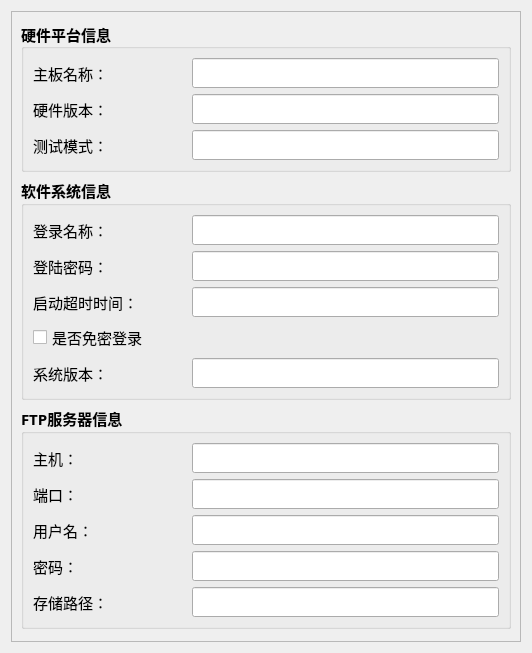
First picture: the form in PlatConfig/ui_platConfig.ui, repository 18330025939/LSAPT, before the edit.
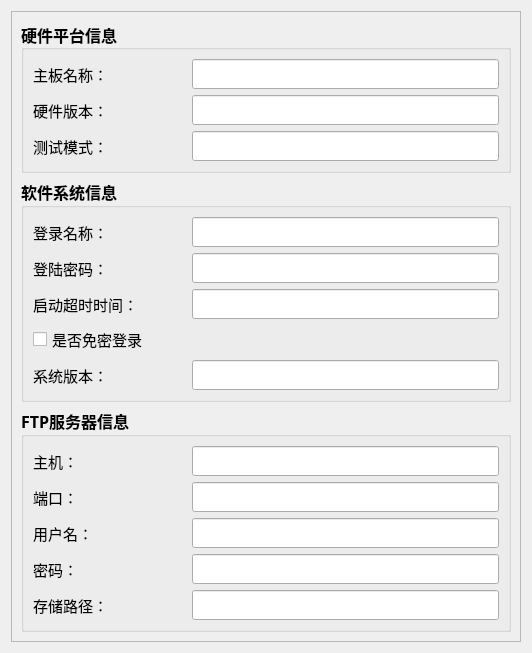
Second picture: the form after the edit.

Diff of the .ui file:
```diff
--- a/PlatConfig/ui_platConfig.ui
+++ b/PlatConfig/ui_platConfig.ui
@@ -52,7 +52,7 @@
         <property name="font">
          <font>
           <family>Agency FB</family>
-          <pointsize>11</pointsize>
+          <pointsize>12</pointsize>
           <weight>75</weight>
           <bold>true</bold>
          </font>
@@ -93,12 +93,16 @@
               <widget class="QLineEdit" name="editHwPlatform">
                <property name="font">
                 <font>
-                 <family>Agency FB</family>
+                 <family>宋体</family>
                  <pointsize>11</pointsize>
-                 <weight>75</weight>
-                 <bold>true</bold>
+                 <weight>50</weight>
+                 <italic>false</italic>
+                 <bold>false</bold>
                 </font>
                </property>
+               <property name="styleSheet">
+                <string notr="true">font: 11pt &quot;宋体&quot;;</string>
+               </property>
               </widget>
              </item>
             </layout>
@@ -124,12 +128,16 @@
               <widget class="QLineEdit" name="editHwVersion">
                <property name="font">
                 <font>
-                 <family>Agency FB</family>
+                 <family>宋体</family>
                  <pointsize>11</pointsize>
-                 <weight>75</weight>
-                 <bold>true</bold>
+                 <weight>50</weight>
+                 <italic>false</italic>
+                 <bold>false</bold>
                 </font>
                </property>
+               <property name="styleSheet">
+                <string notr="true">font: 11pt &quot;宋体&quot;;</string>
+               </property>
               </widget>
              </item>
             </layout>
@@ -155,12 +163,16 @@
               <widget class="QLineEdit" name="editHwMode">
                <property name="font">
                 <font>
-                 <family>Agency FB</family>
+                 <family>宋体</family>
                  <pointsize>11</pointsize>
-                 <weight>75</weight>
-                 <bold>true</bold>
+                 <weight>50</weight>
+                 <italic>false</italic>
+                 <bold>false</bold>
                 </font>
                </property>
+               <property name="styleSheet">
+                <string notr="true">font: 11pt &quot;宋体&quot;;</string>
+               </property>
               </widget>
              </item>
             </layout>
@@ -181,7 +193,7 @@
         <property name="font">
          <font>
           <family>Agency FB</family>
-          <pointsize>11</pointsize>
+          <pointsize>12</pointsize>
           <weight>75</weight>
           <bold>true</bold>
          </font>
@@ -216,12 +228,16 @@
               <widget class="QLineEdit" name="editSysLogin">
                <property name="font">
                 <font>
-                 <family>Agency FB</family>
+                 <family>宋体</family>
                  <pointsize>11</pointsize>
-                 <weight>75</weight>
-                 <bold>true</bold>
+                 <weight>50</weight>
+                 <italic>false</italic>
+                 <bold>false</bold>
                 </font>
                </property>
+               <property name="styleSheet">
+                <string notr="true">font: 11pt &quot;宋体&quot;;</string>
+               </property>
               </widget>
              </item>
             </layout>
@@ -247,12 +263,16 @@
               <widget class="QLineEdit" name="editSysPassword">
                <property name="font">
                 <font>
-                 <family>Agency FB</family>
+                 <family>宋体</family>
                  <pointsize>11</pointsize>
-                 <weight>75</weight>
-                 <bold>true</bold>
+                 <weight>50</weight>
+                 <italic>false</italic>
+                 <bold>false</bold>
                 </font>
                </property>
+               <property name="styleSheet">
+                <string notr="true">font: 11pt &quot;宋体&quot;;</string>
+               </property>
               </widget>
              </item>
             </layout>
@@ -278,12 +298,16 @@
               <widget class="QLineEdit" name="editSysStartTimeout">
                <property name="font">
                 <font>
-                 <family>Agency FB</family>
+                 <family>宋体</family>
                  <pointsize>11</pointsize>
-                 <weight>75</weight>
-                 <bold>true</bold>
+                 <weight>50</weight>
+                 <italic>false</italic>
+                 <bold>false</bold>
                 </font>
                </property>
+               <property name="styleSheet">
+                <string notr="true">font: 11pt &quot;宋体&quot;;</string>
+               </property>
               </widget>
              </item>
             </layout>
@@ -324,12 +348,16 @@
               <widget class="QLineEdit" name="editSysVersion">
                <property name="font">
                 <font>
-                 <family>Agency FB</family>
+                 <family>宋体</family>
                  <pointsize>11</pointsize>
-                 <weight>75</weight>
-                 <bold>true</bold>
+                 <weight>50</weight>
+                 <italic>false</italic>
+                 <bold>false</bold>
                 </font>
                </property>
+               <property name="styleSheet">
+                <string notr="true">font: 11pt &quot;宋体&quot;;</string>
+               </property>
               </widget>
              </item>
             </layout>
@@ -350,7 +378,7 @@
         <property name="font">
          <font>
           <family>Agency FB</family>
-          <pointsize>11</pointsize>
+          <pointsize>12</pointsize>
           <weight>75</weight>
           <bold>true</bold>
          </font>
@@ -385,12 +413,16 @@
               <widget class="QLineEdit" name="editFtpHost">
                <property name="font">
                 <font>
-                 <family>Agency FB</family>
+                 <family>宋体</family>
                  <pointsize>11</pointsize>
-                 <weight>75</weight>
-                 <bold>true</bold>
+                 <weight>50</weight>
+                 <italic>false</italic>
+                 <bold>false</bold>
                 </font>
                </property>
+               <property name="styleSheet">
+                <string notr="true">font: 11pt &quot;宋体&quot;;</string>
+               </property>
               </widget>
              </item>
             </layout>
@@ -416,12 +448,16 @@
               <widget class="QLineEdit" name="editFtpPort">
                <property name="font">
                 <font>
-                 <family>Agency FB</family>
+                 <family>宋体</family>
                  <pointsize>11</pointsize>
-                 <weight>75</weight>
-                 <bold>true</bold>
+                 <weight>50</weight>
+                 <italic>false</italic>
+                 <bold>false</bold>
                 </font>
                </property>
+               <property name="styleSheet">
+                <string notr="true">font: 11pt &quot;宋体&quot;;</string>
+               </property>
               </widget>
              </item>
             </layout>
@@ -447,12 +483,16 @@
               <widget class="QLineEdit" name="editFtpUserName">
                <property name="font">
                 <font>
-                 <family>Agency FB</family>
+                 <family>宋体</family>
                  <pointsize>11</pointsize>
-                 <weight>75</weight>
-                 <bold>true</bold>
+                 <weight>50</weight>
+                 <italic>false</italic>
+                 <bold>false</bold>
                 </font>
                </property>
+               <property name="styleSheet">
+                <string notr="true">font: 11pt &quot;宋体&quot;;</string>
+               </property>
               </widget>
              </item>
             </layout>
@@ -478,12 +518,16 @@
               <widget class="QLineEdit" name="editFtpPassword">
                <property name="font">
                 <font>
-                 <family>Agency FB</family>
+                 <family>宋体</family>
                  <pointsize>11</pointsize>
-                 <weight>75</weight>
-                 <bold>true</bold>
+                 <weight>50</weight>
+                 <italic>false</italic>
+                 <bold>false</bold>
                 </font>
                </property>
+               <property name="styleSheet">
+                <string notr="true">font: 11pt &quot;宋体&quot;;</string>
+               </property>
               </widget>
              </item>
             </layout>
@@ -509,12 +553,16 @@
               <widget class="QLineEdit" name="editFtpPath">
                <property name="font">
                 <font>
-                 <family>Agency FB</family>
+                 <family>宋体</family>
                  <pointsize>11</pointsize>
-                 <weight>75</weight>
-                 <bold>true</bold>
+                 <weight>50</weight>
+                 <italic>false</italic>
+                 <bold>false</bold>
                 </font>
                </property>
+               <property name="styleSheet">
+                <string notr="true">font: 11pt &quot;宋体&quot;;</string>
+               </property>
               </widget>
              </item>
             </layout>
```
Left out of the diff: 8 changed lines with no effect on the pictures.
